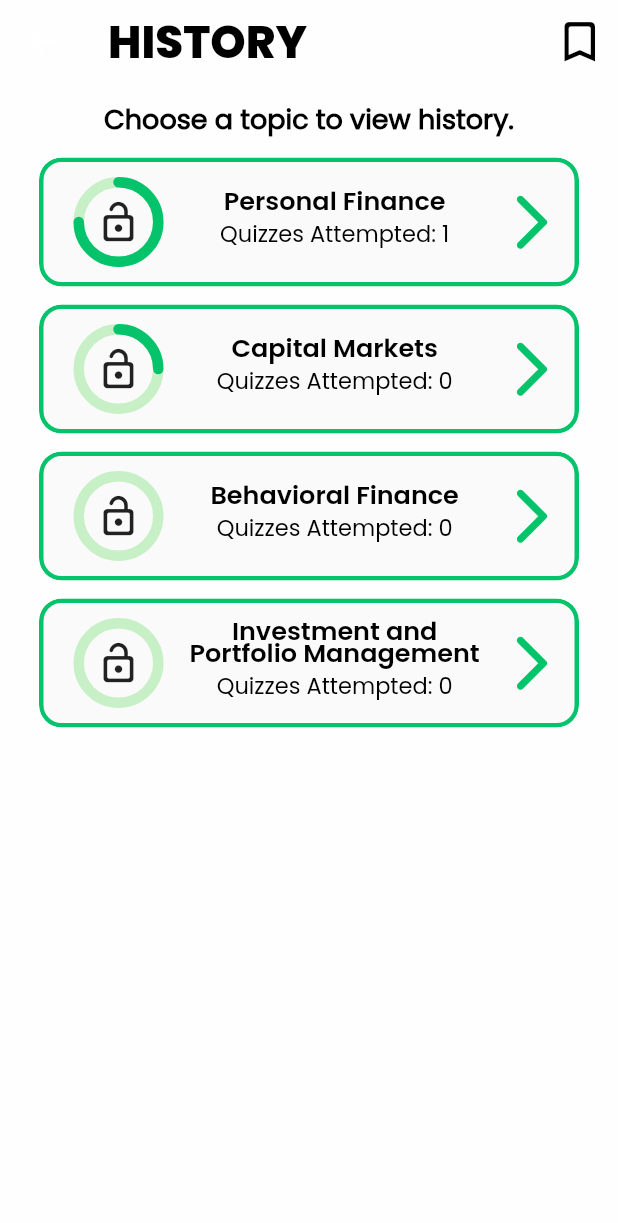
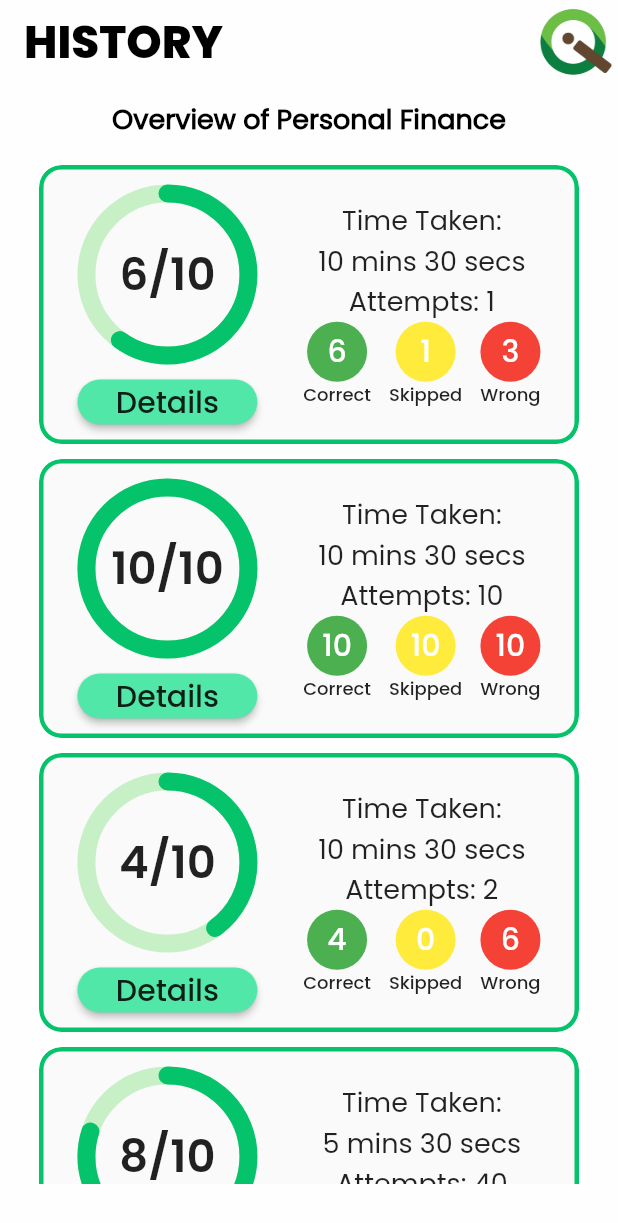
Before and after one commit to jelloalmoite/investor-quiz-app, a Flutter app: the HistoryPage screen opened directly, after a tap on an icon or button, on a phone screen of 412 x 824 dp. Shown: the top 1223 px of the screen. Run offline on Flutter 3.47's test engine with Material 2 defaults, Android fonts, the light colour scheme and no system bars; drawn by our look-alikes of percent_indicator; our stand-ins replace auto_size_text, toggle_switch.

Commit message:
Added history details per category & non-rotatable function of app

```diff
--- /dev/null
+++ b/lib/data/personalHistory.dart
@@ -0,0 +1,33 @@
+// ignore_for_file: file_names, constant_identifier_names
+
+//NOTE: di dapat pwede lumagpas sa 10 yung correct
+const PERSONAL_HISTORY = [
+  {
+    "time": "10 mins 30 secs",
+    "attempt": 1,
+    "correct": 6,
+    "skip": 1,
+    "wrong": 3,
+  },
+  {
+    "time": "10 mins 30 secs",
+    "attempt": 10,
+    "correct": 10,
+    "skip": 10,
+    "wrong": 10,
+  },
+  {
+    "time": "10 mins 30 secs",
+    "attempt": 2,
+    "correct": 4,
+    "skip": 0,
+    "wrong": 6,
+  },
+  {
+    "time": "5 mins 30 secs",
+    "attempt": 40,
+    "correct": 8,
+    "skip": 1,
+    "wrong": 1,
+  },
+];
--- a/lib/main.dart
+++ b/lib/main.dart
@@ -1,4 +1,5 @@
 import 'package:flutter/material.dart';
+import 'package:flutter/services.dart';
 import 'package:investor_quizapp/pages/history.dart';
 import 'package:investor_quizapp/pages/home.dart';
 import 'package:investor_quizapp/pages/profile.dart';
@@ -13,6 +14,10 @@ class MyApp extends StatelessWidget {
 
   @override
   Widget build(BuildContext context) {
+    SystemChrome.setPreferredOrientations([
+      DeviceOrientation.portraitUp,
+      DeviceOrientation.portraitDown,
+    ]);
     return MaterialApp(
       title: 'Investor Quiz App',
       theme: ThemeData(
--- a/lib/pages/history.dart
+++ b/lib/pages/history.dart
@@ -1,12 +1,14 @@
 import 'package:flutter/material.dart';
 import 'package:investor_quizapp/pages/bookmarks.dart';
+import 'package:investor_quizapp/pages/historyCategory.dart';
 import 'package:percent_indicator/percent_indicator.dart';
 
 class HistoryPage extends StatelessWidget {
   const HistoryPage({Key? key}) : super(key: key);
 
   //Category history builder
-  Widget History(double progress, String title, int attempts) {
+  Widget History(
+      double progress, String title, int attempts, BuildContext context) {
     return Material(
       borderRadius: BorderRadius.circular(15),
       clipBehavior: Clip.antiAliasWithSaveLayer,
@@ -84,7 +86,15 @@ class HistoryPage extends StatelessWidget {
             ),
           ),
         ),
-        onTap: () => {},
+        onTap: () => {
+          Navigator.push(
+            context,
+            MaterialPageRoute(
+                builder: (context) => HistoryCategory(
+                      category: title,
+                    )),
+          )
+        },
       ),
     );
   }
@@ -141,22 +151,22 @@ class HistoryPage extends StatelessWidget {
                     padding: EdgeInsets.all(6.0)), //Space between rows
 
                 //============Personal Finance
-                History(0.75, 'Personal Finance', 1),
+                History(0.75, 'Personal Finance', 1, context),
                 const Padding(
                     padding: EdgeInsets.all(6.0)), //Space between rows
 
                 //============Capital Markets
-                History(0.25, 'Capital Markets', 0),
+                History(0.25, 'Capital Markets', 0, context),
                 const Padding(
                     padding: EdgeInsets.all(6.0)), //Space between rows
 
                 //============Behavioral Finance
-                History(0.0, 'Behavioral Finance', 0),
+                History(0.0, 'Behavioral Finance', 0, context),
                 const Padding(
                     padding: EdgeInsets.all(6.0)), //Space between rows
 
                 //============Investment and Portfolio Management
-                History(0.0, 'Investment and Portfolio Management', 0),
+                History(0.0, 'Investment and Portfolio Management', 0, context),
                 const Padding(
                     padding: EdgeInsets.all(6.0)), //Space between rows
               ],
--- /dev/null
+++ b/lib/pages/historyCategory.dart
@@ -0,0 +1,306 @@
+import 'package:flutter/material.dart';
+import 'package:percent_indicator/percent_indicator.dart';
+import '/data/personalHistory.dart';
+
+class HistoryCategory extends StatefulWidget {
+  final String category;
+  const HistoryCategory({Key? key, required this.category}) : super(key: key);
+
+  @override
+  State<HistoryCategory> createState() => _HistoryCategoryState();
+}
+
+class _HistoryCategoryState extends State<HistoryCategory> {
+  get categoryN => widget.category;
+  List<Widget> historyData = [];
+
+  //====================Card Generator
+  void getPostsData() {
+    List<dynamic> responseList =
+        PERSONAL_HISTORY; //pwedeng paltan to para sa ibang categories
+    List<Widget> listItems = [];
+    responseList.forEach((post) {
+      listItems.add(
+        Column(
+          children: [
+            SizedBox(height: 5),
+            Material(
+              borderRadius: BorderRadius.circular(15),
+              clipBehavior: Clip.antiAliasWithSaveLayer,
+              child: Container(
+                padding: const EdgeInsets.fromLTRB(20, 10, 20, 10),
+                child: Row(
+                  crossAxisAlignment: CrossAxisAlignment.center,
+                  mainAxisAlignment: MainAxisAlignment.spaceAround,
+                  children: <Widget>[
+                    Column(
+                      children: <Widget>[
+                        SizedBox(
+                          width: 120,
+                          height: 120,
+                          child: CircularPercentIndicator(
+                            radius: 120.0,
+                            lineWidth: 12.0,
+                            animation: true,
+                            percent: post["correct"] / 10,
+                            center: Text(
+                              post["correct"].toString() + "/10",
+                              style: TextStyle(
+                                  fontFamily: 'Poppins-SemiBold',
+                                  fontWeight: FontWeight.w600,
+                                  fontSize: 30.0),
+                            ),
+                            circularStrokeCap: CircularStrokeCap.round,
+                            progressColor: Color.fromRGBO(5, 195, 107, 100),
+                            backgroundColor: Color.fromRGBO(83, 215, 80, 0.3),
+                          ),
+                        ),
+                        SizedBox(height: 10),
+                        SizedBox(
+                          width: 120,
+                          height: 30,
+                          child: MaterialButton(
+                            color: const Color.fromRGBO(81, 231, 168, 1),
+                            shape: RoundedRectangleBorder(
+                              borderRadius: BorderRadius.circular(15),
+                            ),
+                            child: const Text(
+                              "Details",
+                              style: TextStyle(
+                                fontFamily: 'Poppins-Medium',
+                                fontSize: 20.0,
+                                fontWeight: FontWeight.w600,
+                              ),
+                            ),
+                            onPressed: () => {},
+                            splashColor: const Color.fromRGBO(5, 195, 107, 100),
+                          ),
+                        ),
+                      ],
+                    ),
+                    SizedBox(width: 20),
+                    Column(
+                      children: <Widget>[
+                        const Text(
+                          "Time Taken:",
+                          style: TextStyle(
+                            fontSize: 18,
+                            fontFamily: 'Poppins',
+                          ),
+                        ),
+                        Text(
+                          post["time"],
+                          style: TextStyle(
+                            fontSize: 18,
+                            fontFamily: 'Poppins',
+                          ),
+                        ),
+                        Text(
+                          "Attempts: " + post["attempt"].toString(),
+                          style: TextStyle(
+                            fontSize: 18,
+                            fontFamily: 'Poppins',
+                          ),
+                        ),
+                        Row(
+                          crossAxisAlignment: CrossAxisAlignment.center,
+                          mainAxisAlignment: MainAxisAlignment.spaceEvenly,
+                          children: <Widget>[
+                            //==========================Correct
+                            Column(
+                              children: [
+                                Container(
+                                  height: 40,
+                                  width: 40,
+                                  decoration: BoxDecoration(
+                                    color: Colors.green,
+                                    borderRadius: BorderRadius.circular(25),
+                                  ),
+                                  child: Center(
+                                    child: Text(
+                                      post["correct"].toString(),
+                                      style: TextStyle(
+                                        fontSize: 20,
+                                        fontFamily: 'Poppins-Medium',
+                                        color: Colors.white,
+                                      ),
+                                    ),
+                                  ),
+                                ),
+                                const Center(
+                                  child: Text(
+                                    "Correct",
+                                    style: TextStyle(
+                                      fontSize: 12,
+                                      fontFamily: 'Poppins-Medium',
+                                    ),
+                                  ),
+                                ),
+                              ],
+                            ),
+                            SizedBox(width: 12),
+                            //==========================Skipped
+                            Column(
+                              children: [
+                                Container(
+                                  height: 40,
+                                  width: 40,
+                                  decoration: BoxDecoration(
+                                    color: Colors.yellow,
+                                    borderRadius: BorderRadius.circular(25),
+                                  ),
+                                  child: Center(
+                                    child: Text(
+                                      post["skip"].toString(),
+                                      style: TextStyle(
+                                        fontSize: 20,
+                                        fontFamily: 'Poppins-Medium',
+                                        color: Colors.white,
+                                      ),
+                                    ),
+                                  ),
+                                ),
+                                const Center(
+                                  child: Text(
+                                    "Skipped",
+                                    style: TextStyle(
+                                      fontSize: 12,
+                                      fontFamily: 'Poppins-Medium',
+                                    ),
+                                  ),
+                                ),
+                              ],
+                            ),
+                            SizedBox(width: 12),
+                            //==========================Wrong
+                            Column(
+                              children: [
+                                Container(
+                                  height: 40,
+                                  width: 40,
+                                  decoration: BoxDecoration(
+                                    color: Colors.red,
+                                    borderRadius: BorderRadius.circular(25),
+                                  ),
+                                  child: Center(
+                                    child: Text(
+                                      post["wrong"].toString(),
+                                      style: TextStyle(
+                                        fontSize: 20,
+                                        fontFamily: 'Poppins-Medium',
+                                        color: Colors.white,
+                                      ),
+                                    ),
+                                  ),
+                                ),
+                                const Center(
+                                  child: Text(
+                                    "Wrong",
+                                    style: TextStyle(
+                                      fontSize: 12,
+                                      fontFamily: 'Poppins-Medium',
+                                    ),
+                                  ),
+                                ),
+                              ],
+                            ),
+                          ],
+                        ),
+                      ],
+                    ),
+                  ],
+                ),
+                decoration: BoxDecoration(
+                  borderRadius: BorderRadius.circular(15),
+                  border: Border.all(
+                    color: const Color.fromRGBO(5, 195, 107, 50),
+                    width: 3,
+                  ),
+                ),
+              ),
+            ),
+            SizedBox(height: 5),
+          ],
+        ),
+      );
+    });
+    setState(() {
+      historyData = listItems;
+    });
+  }
+
+  @override
+  void initState() {
+    super.initState();
+    getPostsData();
+  }
+
+  @override
+  Widget build(BuildContext context) {
+    final Size size = MediaQuery.of(context).size;
+    return SafeArea(
+      child: Scaffold(
+        appBar: AppBar(
+          title: const Text(
+            'HISTORY',
+            style: TextStyle(
+              color: Colors.black,
+              fontFamily: 'Poppins-ExtraBold',
+              fontSize: 30,
+              fontWeight: FontWeight.w900,
+            ),
+          ),
+          automaticallyImplyLeading: false,
+          backgroundColor: Colors.transparent,
+          elevation: 0,
+          actions: [
+            Image.asset("assets/images/logo.png"),
+          ],
+        ),
+        body: Container(
+          height: size.height,
+          margin: const EdgeInsets.fromLTRB(26.0, 10.0, 26.0, 35),
+          child: SafeArea(
+            child: Column(
+              crossAxisAlignment: CrossAxisAlignment.center,
+              mainAxisAlignment: MainAxisAlignment.start,
+              mainAxisSize: MainAxisSize.max,
+              children: [
+                Container(
+                  alignment: Alignment.topCenter,
+                  child: Text(
+                    "Overview of $categoryN",
+                    textAlign: TextAlign.center,
+                    style: const TextStyle(
+                      fontSize: 18,
+                      color: Colors.black,
+                      fontFamily: 'Poppins',
+                      fontWeight: FontWeight.w800,
+                    ),
+                  ),
+                ),
+                const Padding(padding: EdgeInsets.all(6.0)),
+                Expanded(
+                  child: ListView.builder(
+                      scrollDirection: Axis.vertical,
+                      itemCount: historyData.length,
+                      shrinkWrap: true,
+                      itemBuilder: (BuildContext context, int index) {
+                        return historyData[index];
+                      }
+
+                      // //String time, int attempt, int correct, int skip, int wrong
+                      // History(8, '1 min', 1, 1, 1, 1),
+                      // const SizedBox(height: 10),
+                      // History(4, '10 min 30 secs', 2, 10, 10, 10),
+                      // const SizedBox(height: 10),
+                      ),
+                ),
+              ],
+            ),
+          ),
+        ),
+      ),
+    );
+  }
+}
--- a/lib/pages/quiz.dart
+++ b/lib/pages/quiz.dart
@@ -1749,7 +1749,7 @@ class Result extends StatelessWidget {
                           "PERSONAL FINANCE",
                           style: TextStyle(
                               fontSize: 21,
-                              fontFamily: 'Poppins-Regular',
+                              fontFamily: 'Poppins',
                               fontWeight: FontWeight.w500),
                         ),
                         SizedBox(height: 6),
@@ -2023,7 +2023,7 @@ class Result extends StatelessWidget {
                                   "BACK ",
                                   textAlign: TextAlign.center,
                                   style: new TextStyle(
-                                    fontFamily: 'Poppins-Regular',
+                                    fontFamily: 'Poppins',
                                     fontSize: 20.0,
                                     fontWeight: FontWeight.w400,
                                     color: Colors.black,
@@ -2050,7 +2050,7 @@ class Result extends StatelessWidget {
                                   "DETAILS ",
                                   textAlign: TextAlign.center,
                                   style: new TextStyle(
-                                    fontFamily: 'Poppins-Regular',
+                                    fontFamily: 'Poppins',
                                     fontSize: 18.0,
                                     fontWeight: FontWeight.w400,
                                     color: Colors.black,
```
